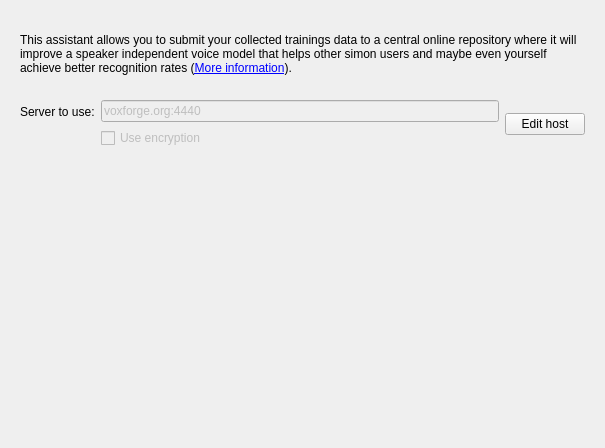
First picture: the form in simon/src/simonsampleshare/sampleshare.ui, repository KDE/simon, before the edit.
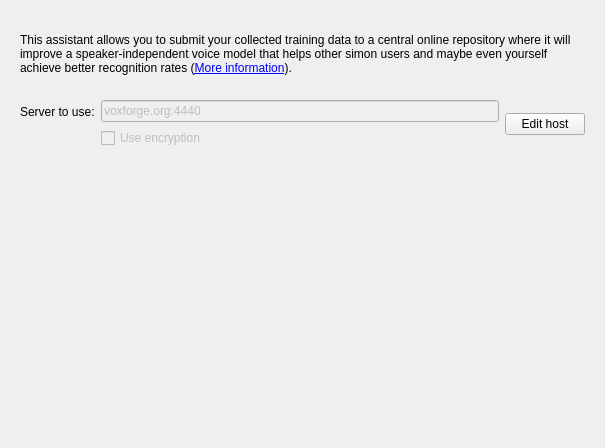
Second picture: the form after the edit. Custom widgets are drawn as their Qt base class.

Diff of the .ui file:
```diff
--- a/simon/src/simonsampleshare/sampleshare.ui
+++ b/simon/src/simonsampleshare/sampleshare.ui
@@ -40,7 +40,7 @@
        <item row="0" column="0" colspan="2">
         <widget class="QLabel" name="coreLb">
          <property name="text">
-          <string>&lt;html&gt;&lt;body&gt;&lt;p&gt;This assistant allows you to submit your collected trainings data to a central online repository where it will improve a speaker independent voice model that helps other simon users and maybe even yourself achieve better recognition rates (&lt;a href=&quot;http://voxforge.org/home/about&quot;&gt;More information&lt;/a&gt;).&lt;/p&gt;&lt;/body&gt;&lt;/html&gt;</string>
+          <string>&lt;html&gt;&lt;body&gt;&lt;p&gt;This assistant allows you to submit your collected training data to a central online repository where it will improve a speaker-independent voice model that helps other simon users and maybe even yourself achieve better recognition rates (&lt;a href=&quot;http://voxforge.org/home/about&quot;&gt;More information&lt;/a&gt;).&lt;/p&gt;&lt;/body&gt;&lt;/html&gt;</string>
          </property>
          <property name="wordWrap">
           <bool>true</bool>
```
Left out of the diff: 2 changed lines with no effect on the pictures.
